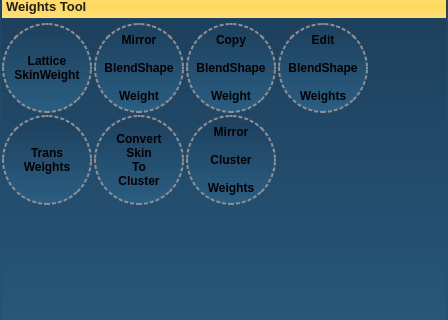
This is RootUI.ui in zclongpop123/RiggingTeamTools as Qt 5 draws it before an edit; both pictures show x 0 to 448 and y 138 to 458 of the 448 by 679 pixel window. The edited form follows.
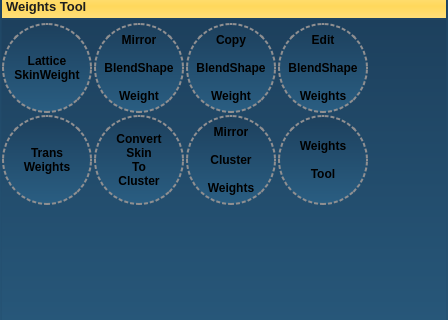
This is the edited form.

Commit message: create weight Tool, first version...

The edit to the form file:
```diff
--- a/RootUI.ui
+++ b/RootUI.ui
@@ -1396,6 +1396,36 @@
               </property>
              </widget>
             </item>
+            <item row="1" column="3">
+             <widget class="QPushButton" name="btn_WeightsTool">
+              <property name="minimumSize">
+               <size>
+                <width>90</width>
+                <height>90</height>
+               </size>
+              </property>
+              <property name="maximumSize">
+               <size>
+                <width>90</width>
+                <height>90</height>
+               </size>
+              </property>
+              <property name="font">
+               <font>
+                <weight>75</weight>
+                <bold>true</bold>
+               </font>
+              </property>
+              <property name="styleSheet">
+               <string notr="true"/>
+              </property>
+              <property name="text">
+               <string>Weights
+
+Tool</string>
+              </property>
+             </widget>
+            </item>
            </layout>
           </widget>
           <widget class="QWidget" name="page_7">
```
Left out of the diff: 28 changed lines with no effect on the pictures. The commit also changes 4 other files.
